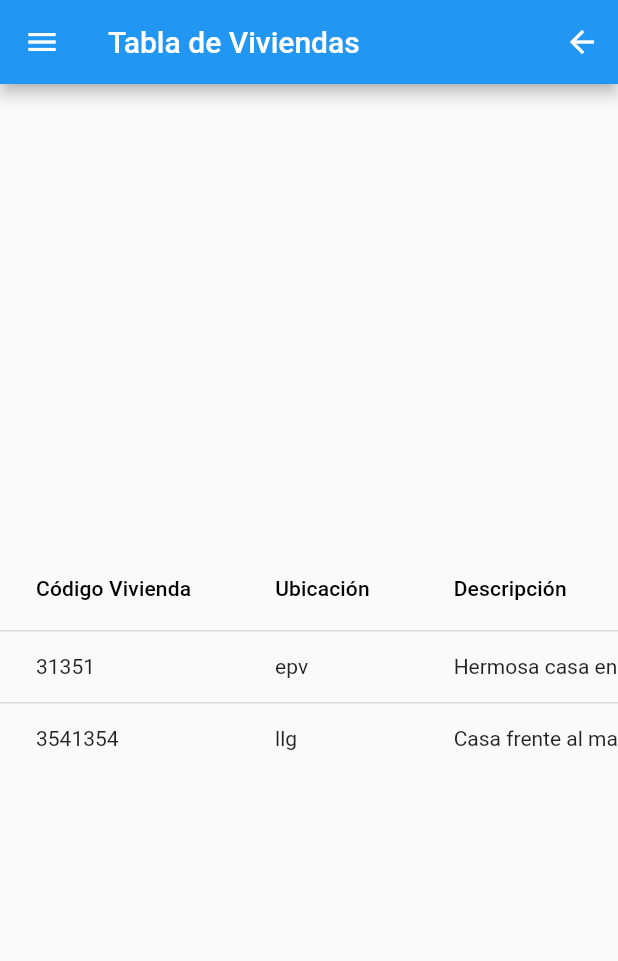
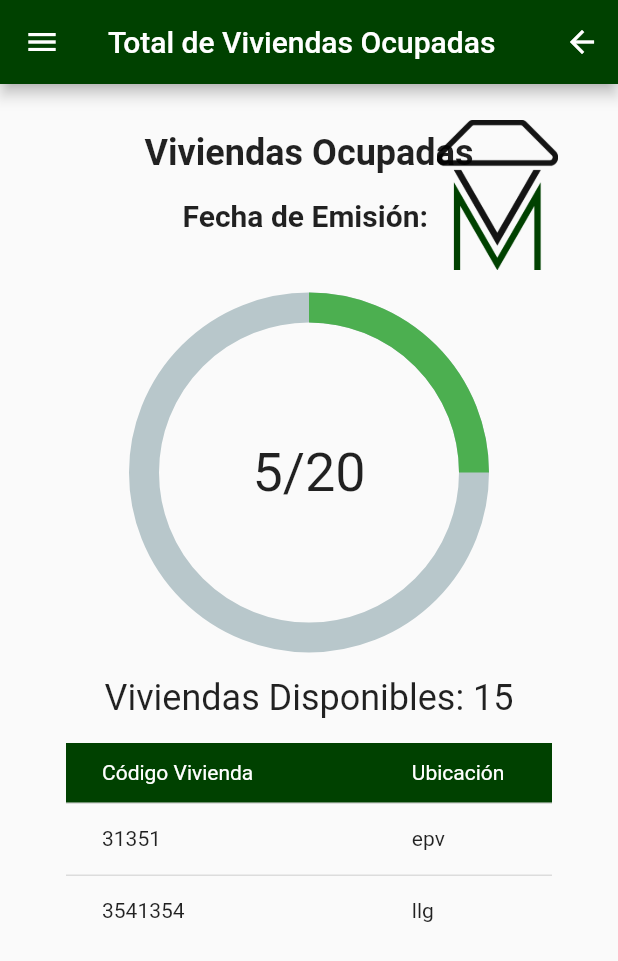
Before and after one commit to JasdanVM/viviendas-modicas-sistema, a Flutter app: the ReportsScreen screen opened by its route, after a tap on "Total de Viviendas Ocupadas", on a phone screen of 412 x 824 dp. Shown: the top 961 px of the screen. Run offline on Flutter 3.47's test engine with Material 3 defaults, Android fonts, the phone set to English and light mode, and no system bars; drawn by our look-alikes of percent_indicator.

Commit message:
Pantalla Total Viviendas Ocupadas

```diff
--- a/lib/main.dart
+++ b/lib/main.dart
@@ -2,7 +2,7 @@ import 'src/shared/constantes.dart';
 import 'src/shared/rutas.dart';
 import 'src/shared/not_found.dart';
 import 'package:flutter/material.dart';
-import '../models/colors.dart';
+import '../src/models/colors.dart';
 
 void main() {
   runApp(const MyApp());
--- a/lib/src/screens/report_occupied_total.dart
+++ b/lib/src/screens/report_occupied_total.dart
@@ -1,36 +1,126 @@
 import 'package:flutter/material.dart';
+import 'package:percent_indicator/circular_percent_indicator.dart';
 import 'package:intl/intl.dart';
 import '../widgets/appbar.dart';
 import '../widgets/drawer.dart';
 
-class OccupiedHousingDTScreen extends StatelessWidget {
+class OccupiedHousingScreen extends StatelessWidget {
   @override
   Widget build(BuildContext context) {
     return Scaffold(
-      appBar: CustomAppBar(title: 'Tabla de Viviendas', back: true),
-      drawer:  CustomDrawer(isMainScreen: false),
-      body: Center(
-        child: SizedBox(
-          width: 800,
+      appBar: CustomAppBar(title: 'Total de Viviendas Ocupadas', back: true),
+      drawer: CustomDrawer(isMainScreen: false),
+      body: Padding(
+        padding: const EdgeInsets.all(16.0),
+        child: Stack(
+          children: [
+            Positioned(
+              right: 16,
+              child: Container(
+                padding: EdgeInsets.all(8),
+                child: ClipRRect(
+                  borderRadius: BorderRadius.circular(8),
+                  child: Image.asset(
+                    'assets/vm_icon.png',
+                    height: 100,
+                    fit: BoxFit.contain,
+                  ),
+                ),
+              ),
+            ),
+            Padding(
+              padding: const EdgeInsets.symmetric(horizontal: 20),
+              child: Column(
+                crossAxisAlignment: CrossAxisAlignment.stretch,
+                children: [
+                  const SizedBox(height: 16),
+                  Center(
+                    child: Text(
+                      'Viviendas Ocupadas',
+                      style: TextStyle(fontSize: 24, fontWeight: FontWeight.bold),
+                    ),
+                  ),
+                  const SizedBox(height: 16),
+                  Center(
+                    child: Text(
+                      'Fecha de Emisión: ',
+                      style: TextStyle(fontSize: 20, fontWeight: FontWeight.bold),
+                    ),
+                  ),
+                  const SizedBox(height: 16),
+                  const SizedBox(height: 16),
+                  Expanded(
+                    child: OccupiedHousingDTScreen(),
+                  ),
+                ],
+              ),
+            ),
+          ],
+        ),
+      ),
+    );
+  }
+}
+
+class OccupiedHousingDTScreen extends StatelessWidget {
+  final int _totalHouses = 20; // Replace with your total houses variable
+  final int _occupiedHouses = 5; // Replace with your occupied houses variable
+
+  @override
+  Widget build(BuildContext context) {
+    return Padding(
+      padding: EdgeInsets.all(8),
+      child: Column(
+        crossAxisAlignment: CrossAxisAlignment.start,
+        children: [
+          Center(
+            child: Column(
+              crossAxisAlignment: CrossAxisAlignment.center,
+              children: [
+                CircularPercentIndicator(
+                  radius: 240.0,
+                  lineWidth: 20.0,
+                  percent: _occupiedHouses / _totalHouses,
+                  center: Text('$_occupiedHouses/$_totalHouses', style: TextStyle(fontSize: 36)),
+                  progressColor: Colors.green,
+                ),
+                SizedBox(height: 16),
+                Text(
+                  'Viviendas Disponibles: ${_totalHouses-_occupiedHouses}',
+                  style: TextStyle(fontSize: 24),
+                  textAlign: TextAlign.center,
+                ),
+              ],
+            ),
+          ),
+          SizedBox(height: 16),
+          Expanded(
             child: SingleChildScrollView(
               scrollDirection: Axis.horizontal,
+              child: SingleChildScrollView(
+                scrollDirection: Axis.vertical,
+                child: SizedBox(
+                  width: MediaQuery.of(context).size.width,
                   child: SelectionArea(
                     child: DataTable(
+                      columnSpacing: 10,
+                      headingRowColor: MaterialStateColor.resolveWith(
+                        (states) => Theme.of(context).primaryColor,
+                      ),
+                      headingRowHeight: 40,
+                      headingTextStyle: TextStyle(color: Colors.white),
                       columns: [
                         DataColumn(label: Text('Código Vivienda')),
                         DataColumn(label: Text('Ubicación')),
-                  DataColumn(label: Text('Descripción')),
                       ],
                       rows: [
                         DataRow(cells: [
                           DataCell(Text('31351')),
                           DataCell(Text('epv')),
-                    DataCell(Text('Hermosa casa en el centro de la ciudad')),
                         ]),
                         DataRow(cells: [
                           DataCell(Text('3541354')),
                           DataCell(Text('llg')),
-                    DataCell(Text('Casa frente al mar')),
                         ]),
                       ],
                     ),
@@ -38,6 +128,9 @@ class OccupiedHousingDTScreen extends StatelessWidget {
                 ),
               ),
             ),
+          ),
+        ],
+      ),
     );
   }
 }
--- a/lib/src/shared/rutas.dart
+++ b/lib/src/shared/rutas.dart
@@ -27,7 +27,7 @@ final rutas = {
   Rutas.historialArre.name: (context) =>  RentersHistorycreen(),
   Rutas.pagosPendienteArre.name: (context) =>  PendingPaymentsScreen(),
   Rutas.estadoCuenta.name: (context) =>  AccountStatusScreen(),
-  Rutas.viviendasOcupadas.name: (context) =>  OccupiedHousingDTScreen(),
+  Rutas.viviendasOcupadas.name: (context) =>  OccupiedHousingScreen(),
   Rutas.cuentasPagarServicios.name: (context) =>  AccounstToPayServicesScreen(),
   Rutas.facturaDanoPropiedad.name: (context) =>  PropertyDamageScreen(),
   Rutas.anadirArre.name: (context) =>  NewEntryScreen(),
--- a/pubspec.yaml
+++ b/pubspec.yaml
@@ -10,6 +10,7 @@ dependencies:
   flutter:
     sdk: flutter
   intl: ^0.17.0
+  percent_indicator: ^3.0.1
 
 dev_dependencies:
   flutter_test:
```
Also changed, not shown: pubspec.lock. Lines whose indentation alone changed are shown as unchanged.
